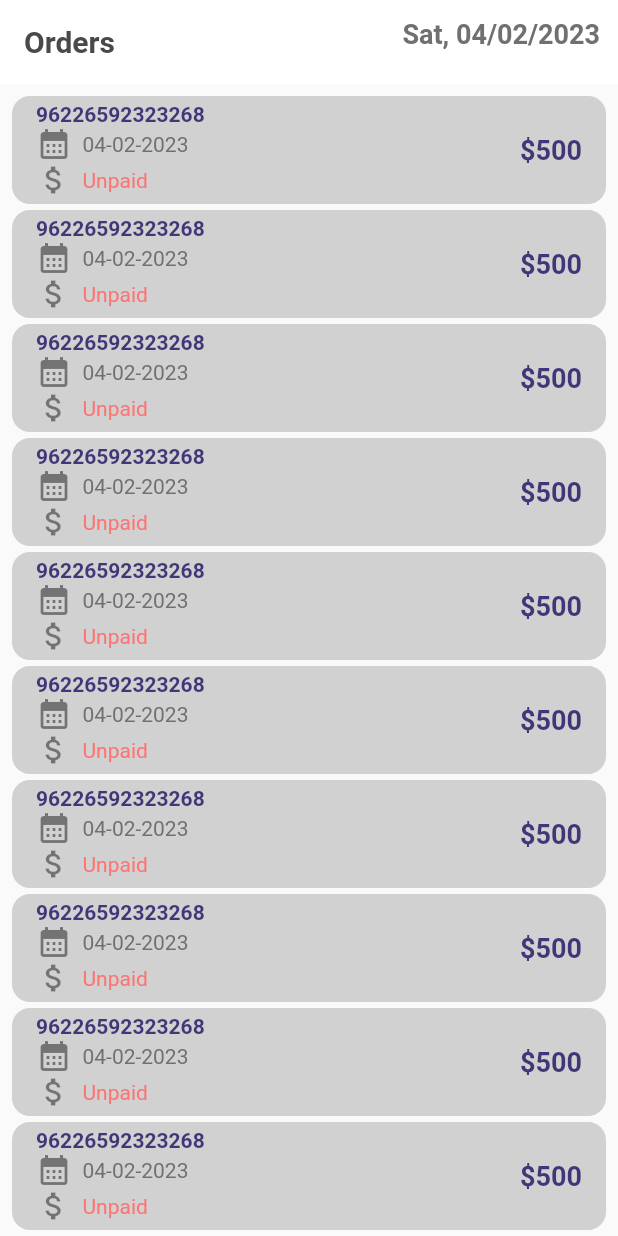
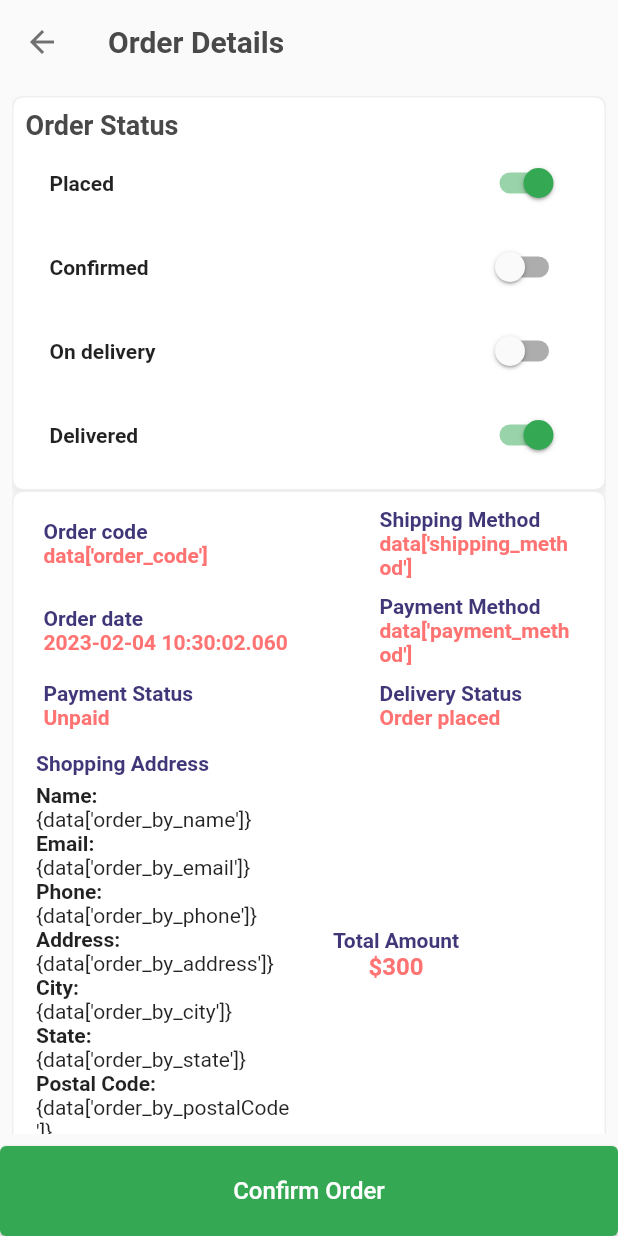
Before and after one commit to a-b-sabbir/Flutter_E-Mart_Admin_Part, a Flutter app: the OrdersScreen screen opened directly, after a tap on "96226592323268", on a phone screen of 412 x 824 dp. Run offline on Flutter 3.47's test engine with Material 2 defaults, Android fonts, the phone set to English and light mode, and no system bars; our stand-ins replace cloud_firestore, firebase_core, get, velocity_x; accounts and stored records are empty.

Commit message:
Orders Details

```diff
--- /dev/null
+++ b/lib/views/orders_screen/components/order_place_details.dart
@@ -0,0 +1,39 @@
+import 'package:e_mart_admin/const/const.dart';
+import 'package:e_mart_admin/widgets/text_style.dart';
+import 'package:flutter/material.dart';
+
+Widget orderPlaceDetails({title1, title2, detail1, detail2}) {
+  return Padding(
+    padding: EdgeInsets.symmetric(horizontal: 20),
+    child: Column(
+      children: [
+        Row(
+          mainAxisAlignment: MainAxisAlignment.spaceBetween,
+          children: [
+            Column(
+              crossAxisAlignment: CrossAxisAlignment.start,
+              children: [
+                boldText(text: title1, color: purpleColor),
+                boldText(text: detail1, color: red)
+              ],
+            ),
+            SizedBox(
+              width: 130,
+              child: Column(
+                crossAxisAlignment: CrossAxisAlignment.start,
+                children: [
+                  boldText(text: title2, color: purpleColor),
+                  boldText(text: detail2, color: red),
+
+                  // '$title2'.text.bold.size(17).make(),
+                  // 5.heightBox,
+                  // '$detail2'.text.color(redColor).make(),
+                ],
+              ),
+            ),
+          ],
+        ),
+      ],
+    ),
+  );
+}
--- /dev/null
+++ b/lib/views/orders_screen/orders_details.dart
@@ -0,0 +1,181 @@
+import 'package:e_mart_admin/const/colors.dart';
+import 'package:e_mart_admin/const/const.dart';
+import 'package:e_mart_admin/views/orders_screen/components/order_place_details.dart';
+import 'package:e_mart_admin/widgets/ourButton.dart';
+import 'package:e_mart_admin/widgets/text_style.dart';
+import 'package:flutter/material.dart';
+import 'package:get/get.dart';
+
+class OrderDetails extends StatelessWidget {
+  const OrderDetails({super.key});
+
+  @override
+  Widget build(BuildContext context) {
+    return Scaffold(
+      appBar: AppBar(
+        leading: IconButton(
+          onPressed: () {
+            Get.back();
+          },
+          icon: Icon(
+            Icons.arrow_back,
+            color: darkGrey,
+          ),
+        ),
+        title: boldText(text: 'Order Details', color: fontGrey, size: 20.0),
+      ),
+      bottomNavigationBar: SizedBox(
+        height: 60,
+        child: ourButton(title: 'Confirm Order', color: green, onPress: () {}),
+      ),
+      body: Padding(
+        padding: const EdgeInsets.all(8.0),
+        child: SingleChildScrollView(
+          physics: BouncingScrollPhysics(),
+          child: Column(
+            children: [
+              // order delivery status section
+              Visibility(
+                child: Column(
+                  crossAxisAlignment: CrossAxisAlignment.start,
+                  children: [
+                    boldText(text: 'Order Status', color: fontGrey, size: 18.0),
+                    SwitchListTile(
+                      activeColor: green,
+                      value: true,
+                      onChanged: (value) {},
+                      title: boldText(text: 'Placed'),
+                    ),
+                    SwitchListTile(
+                      activeColor: green,
+                      value: false,
+                      onChanged: (value) {},
+                      title: boldText(text: 'Confirmed'),
+                    ),
+                    SwitchListTile(
+                      activeColor: green,
+                      value: false,
+                      onChanged: (value) {},
+                      title: boldText(text: 'On delivery'),
+                    ),
+                    SwitchListTile(
+                      activeColor: green,
+                      value: true,
+                      onChanged: (value) {},
+                      title: boldText(text: 'Delivered'),
+                    ),
+                  ],
+                )
+                    .box
+                    .padding(EdgeInsets.all(8.0))
+                    .outerShadowMd
+                    .border(color: lightGrey)
+                    .roundedSM
+                    .white
+                    .make(),
+              ),
+
+              //order details section
+              Column(
+                children: [
+                  10.heightBox,
+                  orderPlaceDetails(
+                      title1: 'Order code',
+                      title2: 'Shipping Method',
+                      detail1: "data['order_code']",
+                      detail2: "data['shipping_method']"),
+                  10.heightBox,
+                  orderPlaceDetails(
+                      title1: 'Order date',
+                      title2: 'Payment Method',
+                      detail1: DateTime.now(),
+                      // fintl.DateFormat("dd-mm-yyyy  h:mma")
+                      //     .format((data['order_date'].toDate())),
+                      detail2: "data['payment_method']"),
+                  10.heightBox,
+                  orderPlaceDetails(
+                      title1: 'Payment Status',
+                      title2: 'Delivery Status',
+                      detail1: 'Unpaid',
+                      detail2: 'Order placed'),
+                  15.heightBox,
+                  Padding(
+                    padding: EdgeInsets.symmetric(horizontal: 15),
+                    child: Row(
+                      children: [
+                        Container(
+                          width: 170,
+                          child: Column(
+                            crossAxisAlignment: CrossAxisAlignment.start,
+                            children: [
+                              boldText(
+                                  text: 'Shopping Address', color: purpleColor),
+                              5.heightBox,
+                              'Name: '.text.bold.make(),
+                              "{data['order_by_name']}".text.make(),
+                              'Email: '.text.bold.make(),
+                              "{data['order_by_email']}".text.make(),
+                              'Phone: '.text.bold.make(),
+                              "{data['order_by_phone']}".text.make(),
+                              'Address: '.text.bold.make(),
+                              "{data['order_by_address']}".text.make(),
+                              'City: '.text.bold.make(),
+                              "{data['order_by_city']}".text.make(),
+                              'State: '.text.bold.make(),
+                              "{data['order_by_state']}".text.make(),
+                              'Postal Code: '.text.bold.make(),
+                              "{data['order_by_postalCode']}".text.make(),
+                              10.heightBox
+                            ],
+                          ),
+                        ),
+                        Container(
+                          width: 140,
+                          child: Column(
+                            children: [
+                              boldText(
+                                  text: 'Total Amount', color: purpleColor),
+                              boldText(text: "\$300", color: red, size: 16.0)
+                            ],
+                          ),
+                        ),
+                      ],
+                    ),
+                  ),
+                ],
+              )
+                  .box
+                  .outerShadowMd
+                  .border(color: lightGrey)
+                  .roundedSM
+                  .white
+                  .make(),
+              Divider(),
+              10.heightBox,
+              boldText(text: "Ordered Products", color: fontGrey, size: 16.0),
+              ListView(
+                physics: NeverScrollableScrollPhysics(),
+                shrinkWrap: true,
+                children: List.generate(3, (index) {
+                  return Column(
+                    crossAxisAlignment: CrossAxisAlignment.start,
+                    children: [
+                      orderPlaceDetails(
+                          title1: " data['orders'][index]['title']",
+                          title2: "data['orders'][index]['tprice']",
+                          detail1: "{data['orders'][index]['qty']} x",
+                          detail2: 'Refundable'),
+                      Container(width: 30, height: 15, color: purpleColor),
+                      Divider(),
+                    ],
+                  ).box.outerShadowMd.white.make();
+                }).toList(),
+              ).box.outerShadowMd.margin(EdgeInsets.only(bottom: 4)).make(),
+              20.heightBox,
+            ],
+          ),
+        ),
+      ),
+    );
+  }
+}
--- a/lib/views/orders_screen/orders_screen.dart
+++ b/lib/views/orders_screen/orders_screen.dart
@@ -1,4 +1,5 @@
 import 'package:e_mart_admin/const/const.dart';
+import 'package:e_mart_admin/views/orders_screen/orders_details.dart';
 import 'package:e_mart_admin/widgets/appbar.dart';
 import 'package:flutter/material.dart';
 import 'package:intl/intl.dart' as intl;
@@ -18,7 +19,9 @@ class OrdersScreen extends StatelessWidget {
           children: List.generate(
               10,
               (index) => ListTile(
-                    onTap: () {},
+                    onTap: () {
+                      Get.to(OrderDetails());
+                    },
                     tileColor: textfieldGrey,
                     shape: RoundedRectangleBorder(
                         borderRadius: BorderRadius.circular(12)),
--- /dev/null
+++ b/lib/views/products_screen/product_details.dart
@@ -0,0 +1,25 @@
+import 'package:e_mart_admin/const/colors.dart';
+import 'package:e_mart_admin/widgets/text_style.dart';
+import 'package:flutter/material.dart';
+import 'package:flutter/src/widgets/framework.dart';
+import 'package:flutter/src/widgets/placeholder.dart';
+import 'package:get/get.dart';
+
+class ProductDetails extends StatelessWidget {
+  const ProductDetails({super.key});
+
+  @override
+  Widget build(BuildContext context) {
+    return Scaffold(
+      appBar: AppBar(
+        leading: IconButton(
+          onPressed: () {
+            Get.back();
+          },
+          icon: Icon(Icons.arrow_back),
+        ),
+        title: boldText(text: 'Product Title', color: fontGrey, size: 18.0),
+      ),
+    );
+  }
+}
```
